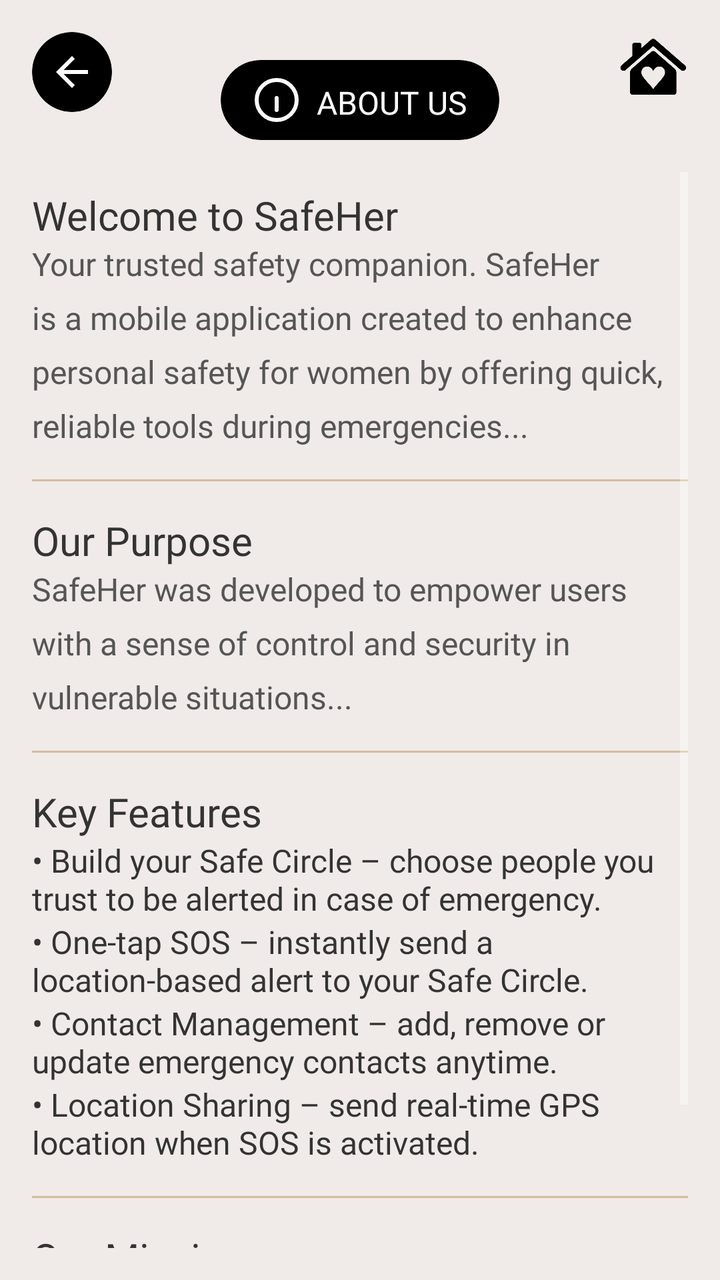
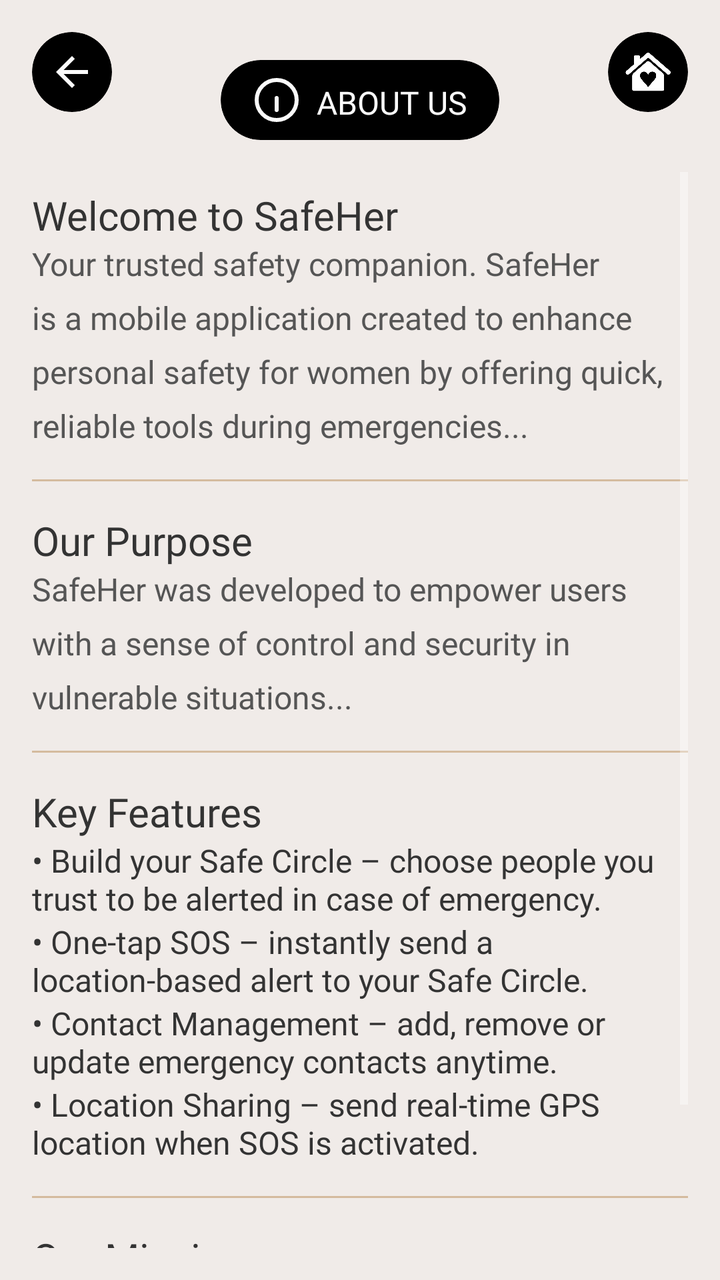

An Android layout rendered at two revisions. The XML below is the earlier revision; the diff shows what the commit changed to produce the second picture.
<!-- AndroidManifest.xml: application theme Theme.SafeHer -->
<!-- res/layout/fragment_about_app.xml -->
<?xml version="1.0" encoding="utf-8"?>
<androidx.constraintlayout.widget.ConstraintLayout
    xmlns:android="http://schemas.android.com/apk/res/android"
    xmlns:app="http://schemas.android.com/apk/res-auto"
    android:id="@+id/aboutAppRoot"
    android:layout_width="match_parent"
    android:layout_height="match_parent"
    android:background="#f0ebe8">

    
    <com.google.android.material.card.MaterialCardView
        android:id="@+id/backButtonCard"
        android:layout_width="40dp"
        android:layout_height="40dp"
        android:layout_marginStart="16dp"
        android:layout_marginTop="16dp"
        app:cardBackgroundColor="@color/black"
        app:cardCornerRadius="20dp"
        app:cardElevation="0dp"
        app:layout_constraintStart_toStartOf="parent"
        app:layout_constraintTop_toTopOf="parent">

        <ImageView
            android:id="@+id/backButton"
            android:layout_width="24dp"
            android:layout_height="24dp"
            android:layout_gravity="center"
            android:src="@drawable/ic_back"
            app:tint="@color/white" />
    </com.google.android.material.card.MaterialCardView>

    <ImageView
        android:id="@+id/homeButton"
        android:layout_width="35dp"
        android:layout_height="35dp"
        android:layout_gravity="center"
        android:layout_marginTop="16dp"
        android:layout_marginEnd="16dp"
        app:layout_constraintEnd_toEndOf="parent"
        app:layout_constraintTop_toTopOf="parent"
        android:contentDescription="Home"
        android:src="@drawable/ic_home"
        app:tint="@color/black" />

    
    <com.google.android.material.card.MaterialCardView
        android:id="@+id/aboutUsTitleCard"
        android:layout_width="wrap_content"
        android:layout_height="wrap_content"
        android:layout_marginTop="30dp"
        app:cardBackgroundColor="@color/black"
        app:cardCornerRadius="20dp"
        app:cardElevation="0dp"
        app:layout_constraintTop_toTopOf="parent"
        app:layout_constraintStart_toStartOf="parent"
        app:layout_constraintEnd_toEndOf="parent">

        <androidx.constraintlayout.widget.ConstraintLayout
            android:layout_width="wrap_content"
            android:layout_height="wrap_content"
            android:paddingHorizontal="16dp"
            android:paddingVertical="8dp">

            <ImageView
                android:id="@+id/infoIcon"
                android:layout_width="24dp"
                android:layout_height="24dp"
                android:src="@drawable/ic_info"
                app:layout_constraintBottom_toBottomOf="parent"
                app:layout_constraintStart_toStartOf="parent"
                app:layout_constraintTop_toTopOf="parent"
                app:tint="@color/white" />

            <TextView
                android:id="@+id/aboutUsTitle"
                android:layout_width="wrap_content"
                android:layout_height="wrap_content"
                android:layout_marginStart="8dp"
                android:fontFamily="@font/poppins_medium"
                android:text="ABOUT US"
                android:textColor="@color/white"
                app:layout_constraintHorizontal_bias="0.0"
                app:layout_constraintVertical_bias="1.0"
                android:textSize="16sp"
                app:layout_constraintBottom_toBottomOf="parent"
                app:layout_constraintEnd_toEndOf="parent"
                app:layout_constraintStart_toEndOf="@id/infoIcon"
                app:layout_constraintTop_toTopOf="parent" />
        </androidx.constraintlayout.widget.ConstraintLayout>
    </com.google.android.material.card.MaterialCardView>

    
    <ScrollView
        android:id="@+id/scrollArea"
        android:layout_width="0dp"
        android:layout_height="0dp"
        android:layout_marginTop="16dp"
        android:layout_marginBottom="16dp"
        android:paddingHorizontal="16dp"
        app:layout_constraintTop_toBottomOf="@id/aboutUsTitleCard"
        app:layout_constraintBottom_toBottomOf="parent"
        app:layout_constraintStart_toStartOf="parent"
        app:layout_constraintEnd_toEndOf="parent">

        <LinearLayout
            android:layout_width="match_parent"
            android:layout_height="wrap_content"
            android:orientation="vertical">

            
            <TextView
                android:id="@+id/sectionWelcome"
                android:layout_width="wrap_content"
                android:layout_height="wrap_content"
                android:fontFamily="@font/poppins"
                android:text="Welcome to SafeHer"
                android:textSize="20sp"
                android:textColor="#333333"
                android:layout_marginTop="8dp" />

            <TextView
                android:id="@+id/textWelcome"
                android:layout_width="match_parent"
                android:layout_height="wrap_content"
                android:fontFamily="@font/poppins_regular"
                android:textColor="#555555"
                android:textSize="16sp"
                android:lineSpacingExtra="8dp"
                android:text="Your trusted safety companion. SafeHer is a mobile application created to enhance personal safety for women by offering quick, reliable tools during emergencies..." />

            
            <View
                android:layout_width="match_parent"
                android:layout_height="1dp"
                android:background="#d4bb9e"
                android:layout_marginVertical="16dp" />

            
            <TextView
                android:id="@+id/sectionPurpose"
                android:layout_width="wrap_content"
                android:layout_height="wrap_content"
                android:fontFamily="@font/poppins"
                android:text="Our Purpose"
                android:textSize="20sp"
                android:textColor="#333333" />

            <TextView
                android:id="@+id/textPurpose"
                android:layout_width="match_parent"
                android:layout_height="wrap_content"
                android:fontFamily="@font/poppins_regular"
                android:textColor="#555555"
                android:textSize="16sp"
                android:lineSpacingExtra="8dp"
                android:text="SafeHer was developed to empower users with a sense of control and security in vulnerable situations..." />

            
            <View
                android:layout_width="match_parent"
                android:layout_height="1dp"
                android:background="#d4bb9e"
                android:layout_marginVertical="16dp" />

            
            <TextView
                android:id="@+id/sectionFeatures"
                android:layout_width="wrap_content"
                android:layout_height="wrap_content"
                android:fontFamily="@font/poppins"
                android:text="Key Features"
                android:textSize="20sp"
                android:textColor="#333333" />

            <LinearLayout
                android:layout_width="match_parent"
                android:layout_height="wrap_content"
                android:orientation="vertical">

                <TextView
                    android:layout_width="match_parent"
                    android:layout_height="wrap_content"
                    android:fontFamily="@font/poppins_regular"
                    android:textSize="16sp"
                    android:textColor="#333333"
                    android:text="• Build your Safe Circle – choose people you trust to be alerted in case of emergency." />

                <TextView
                    android:layout_width="match_parent"
                    android:layout_height="wrap_content"
                    android:fontFamily="@font/poppins_regular"
                    android:textSize="16sp"
                    android:textColor="#333333"
                    android:text="• One-tap SOS – instantly send a location-based alert to your Safe Circle." />

                <TextView
                    android:layout_width="match_parent"
                    android:layout_height="wrap_content"
                    android:fontFamily="@font/poppins_regular"
                    android:textSize="16sp"
                    android:textColor="#333333"
                    android:text="• Contact Management – add, remove or update emergency contacts anytime." />

                <TextView
                    android:layout_width="match_parent"
                    android:layout_height="wrap_content"
                    android:fontFamily="@font/poppins_regular"
                    android:textSize="16sp"
                    android:textColor="#333333"
                    android:text="• Location Sharing – send real-time GPS location when SOS is activated." />

            </LinearLayout>

            
            <View
                android:layout_width="match_parent"
                android:layout_height="1dp"
                android:background="#d4bb9e"
                android:layout_marginVertical="16dp" />

            
            <TextView
                android:id="@+id/sectionMission"
                android:layout_width="wrap_content"
                android:layout_height="wrap_content"
                android:fontFamily="@font/poppins"
                android:text="Our Mission"
                android:textSize="20sp"
                android:textColor="#333333" />

            <TextView
                android:id="@+id/textMission"
                android:layout_width="match_parent"
                android:layout_height="wrap_content"
                android:fontFamily="@font/poppins_regular"
                android:textColor="#555555"
                android:textSize="16sp"
                android:lineSpacingExtra="8dp"
                android:layout_marginBottom="16dp"
                android:text="To make personal safety accessible, discreet, and effective – no matter where you are." />

        </LinearLayout>
    </ScrollView>

</androidx.constraintlayout.widget.ConstraintLayout>
<!-- resources referenced by this layout -->
<resources>
  <color name="black">#FF000000</color>
  <color name="white">#FBFBFB</color>
  <!-- drawable ic_back (drawable) -->
  <?xml version="1.0" encoding="utf-8"?>
  <vector xmlns:android="http://schemas.android.com/apk/res/android"
      android:width="24dp"
      android:height="24dp"
      android:viewportWidth="24"
      android:viewportHeight="24">
      <path
          android:fillColor="#000000"
          android:pathData="M20,11H7.83l5.59,-5.59L12,4l-8,8 8,8 1.41,-1.41L7.83,13H20v-2z"/>
  </vector>
  <!-- drawable ic_home: png bitmap (drawable, 36408 bytes) -->
  <!-- drawable ic_info (drawable) -->
  <vector xmlns:android="http://schemas.android.com/apk/res/android"
      android:width="24dp"
      android:height="24dp"
      android:viewportWidth="24"
      android:viewportHeight="24">
      <path
          android:fillColor="#00000000"
          android:pathData="M12,12m-10,0a10,10 0,1 1,20 0a10,10 0,1 1,-20 0"
          android:strokeWidth="2"
          android:strokeColor="#000000"/>
      <path
          android:fillColor="#000000"
          android:pathData="M12,7L12,9"/>
      <path
          android:fillColor="#000000"
          android:pathData="M12,11L12,17"
          android:strokeWidth="2"
          android:strokeColor="#000000"
          android:strokeLineCap="round"/>
  </vector>
  <style name="Theme.SafeHer" parent="Base.Theme.SafeHer" />
  <style name="Base.Theme.SafeHer" parent="Theme.MaterialComponents.NoActionBar">
          
          
      </style>
</resources>

<!-- the commit's change to res/layout/fragment_about_app.xml (unified diff, before → after) -->
@@ -29,18 +29,26 @@
             app:tint="@color/white" />
     </com.google.android.material.card.MaterialCardView>
 
-    <ImageView
-        android:id="@+id/homeButton"
-        android:layout_width="35dp"
-        android:layout_height="35dp"
-        android:layout_gravity="center"
+    <androidx.cardview.widget.CardView
+        android:id="@+id/homeButtonCard"
+        android:layout_width="40dp"
+        android:layout_height="40dp"
         android:layout_marginTop="16dp"
         android:layout_marginEnd="16dp"
+        app:cardBackgroundColor="#000000"
+        app:cardCornerRadius="20dp"
+        app:cardElevation="0dp"
         app:layout_constraintEnd_toEndOf="parent"
-        app:layout_constraintTop_toTopOf="parent"
-        android:contentDescription="Home"
-        android:src="@drawable/ic_home"
-        app:tint="@color/black" />
+        app:layout_constraintTop_toTopOf="parent">
+        <ImageView
+            android:id="@+id/homeButton"
+            android:layout_width="24dp"
+            android:layout_height="24dp"
+            android:layout_gravity="center"
+            android:contentDescription="Home"
+            android:src="@drawable/ic_home"
+            app:tint="#FFFFFF" />
+    </androidx.cardview.widget.CardView>
 
     
     <com.google.android.material.card.MaterialCardView
